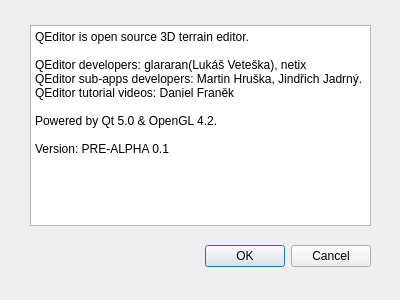
First picture: the form in ui/about.ui, repository glararan/QEditor, before the edit.
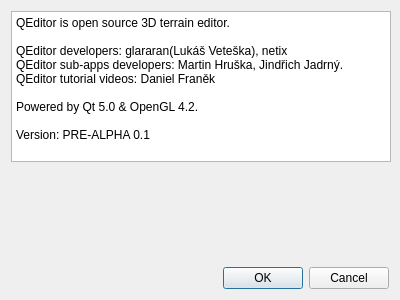
Second picture: the form after the edit.

```diff
--- a/ui/about.ui
+++ b/ui/about.ui
@@ -25,30 +25,16 @@
   <property name="windowTitle">
    <string>About</string>
   </property>
-  <widget class="QDialogButtonBox" name="buttonBox">
-   <property name="geometry">
-    <rect>
-     <x>30</x>
-     <y>240</y>
-     <width>341</width>
-     <height>32</height>
-    </rect>
-   </property>
-   <property name="orientation">
-    <enum>Qt::Horizontal</enum>
-   </property>
-   <property name="standardButtons">
-    <set>QDialogButtonBox::Cancel|QDialogButtonBox::Ok</set>
-   </property>
-  </widget>
+  <layout class="QVBoxLayout" name="verticalLayout">
+   <item>
+    <layout class="QGridLayout" name="gridLayout">
+     <item row="0" column="0">
   <widget class="QPlainTextEdit" name="plainTextEdit">
-   <property name="geometry">
-    <rect>
-     <x>30</x>
-     <y>25</y>
-     <width>341</width>
-     <height>201</height>
-    </rect>
+       <property name="minimumSize">
+        <size>
+         <width>380</width>
+         <height>150</height>
+        </size>
    </property>
    <property name="readOnly">
     <bool>true</bool>
@@ -65,6 +51,33 @@
 Version: PRE-ALPHA 0.1</string>
    </property>
   </widget>
+     </item>
+    </layout>
+   </item>
+   <item>
+    <spacer name="verticalSpacer">
+     <property name="orientation">
+      <enum>Qt::Vertical</enum>
+     </property>
+     <property name="sizeHint" stdset="0">
+      <size>
+       <width>20</width>
+       <height>140</height>
+      </size>
+     </property>
+    </spacer>
+   </item>
+   <item>
+    <widget class="QDialogButtonBox" name="buttonBox">
+     <property name="orientation">
+      <enum>Qt::Horizontal</enum>
+     </property>
+     <property name="standardButtons">
+      <set>QDialogButtonBox::Cancel|QDialogButtonBox::Ok</set>
+     </property>
+    </widget>
+   </item>
+  </layout>
  </widget>
  <resources/>
  <connections>
```
Lines whose indentation alone changed are shown as unchanged.
